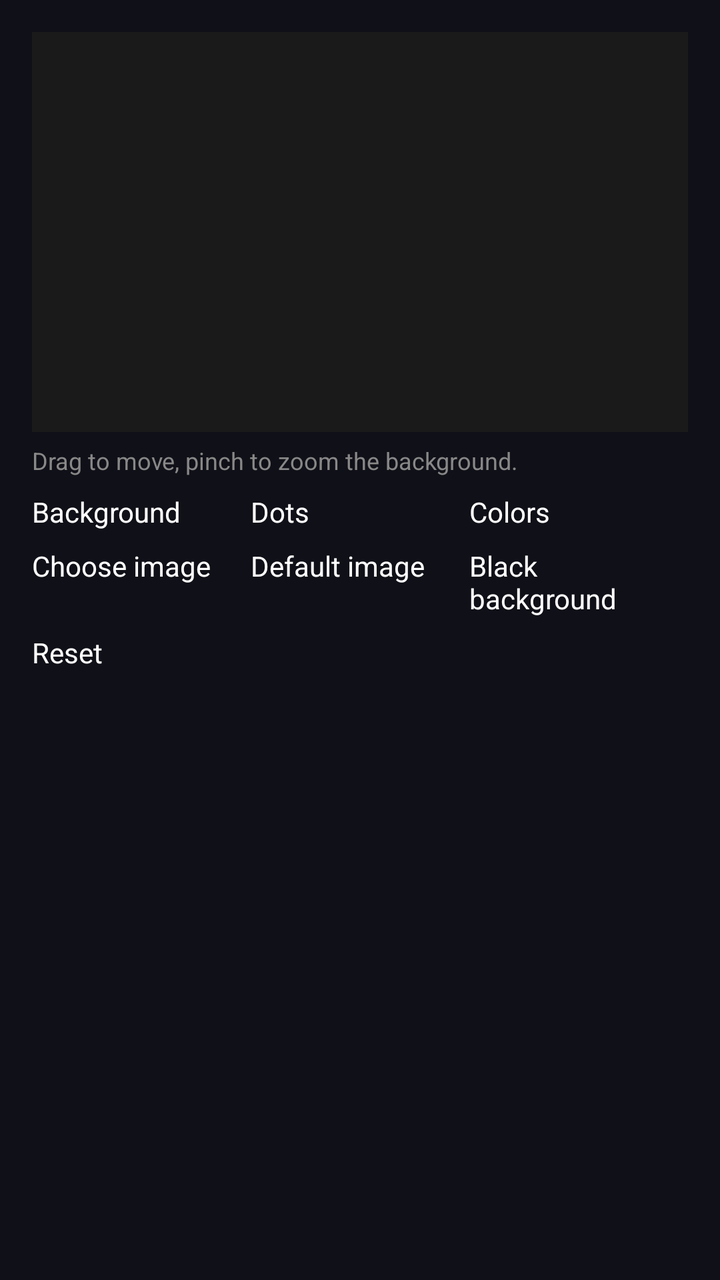
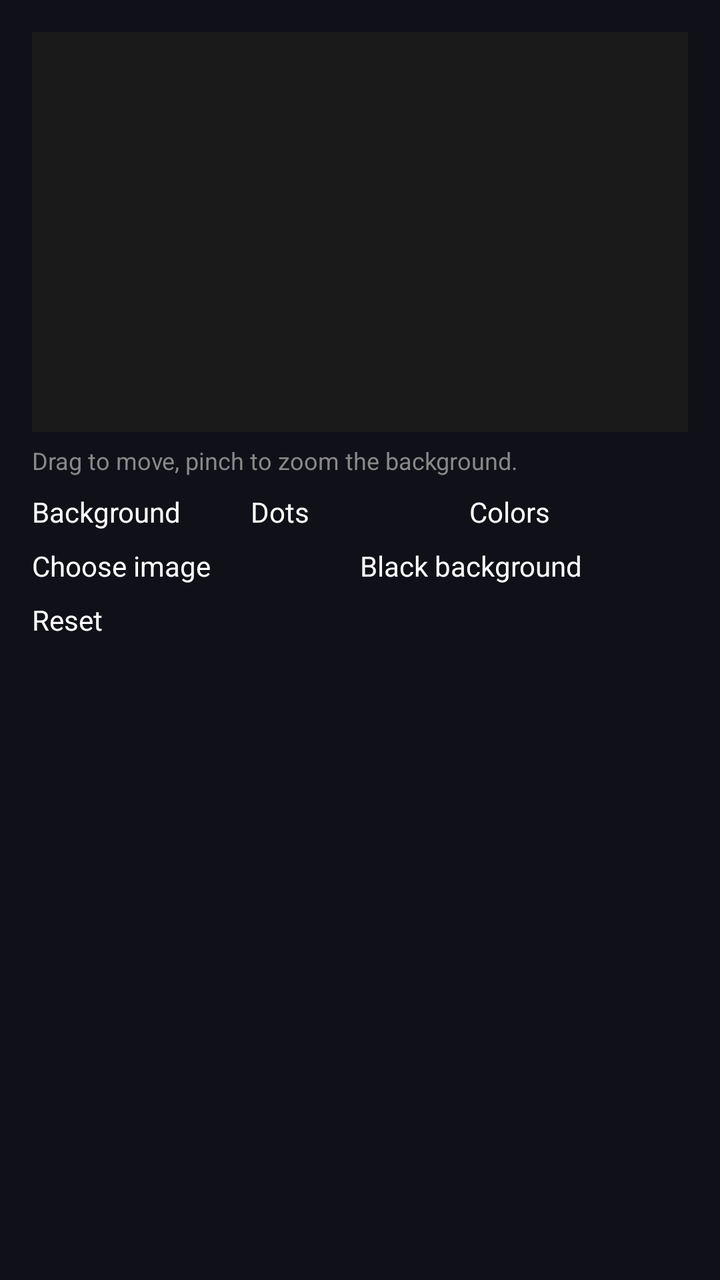

Compare the two renders of this Android layout. The source of the first and the diff that turns it into the second are given below.
<!-- AndroidManifest.xml: application theme AppTheme -->
<!-- res/layout/activity_appearance.xml -->
<?xml version="1.0" encoding="utf-8"?>
<LinearLayout xmlns:android="http://schemas.android.com/apk/res/android"
    android:layout_width="match_parent"
    android:layout_height="match_parent"
    android:orientation="vertical"
    android:padding="16dp">

    <FrameLayout
        android:id="@+id/preview_container"
        android:layout_width="match_parent"
        android:layout_height="200dp"
        android:background="#1A1A1A" />

    <TextView
        android:id="@+id/tvHint"
        android:layout_width="match_parent"
        android:layout_height="wrap_content"
        android:layout_marginTop="6dp"
        android:text="@string/appearance_hint_background"
        android:textColor="#888888"
        android:textSize="12sp" />

    <LinearLayout
        android:layout_width="match_parent"
        android:layout_height="wrap_content"
        android:layout_marginTop="8dp"
        android:orientation="horizontal">

        <Button
            android:id="@+id/btnTabBackground"
            android:layout_width="0dp"
            android:layout_height="wrap_content"
            android:layout_weight="1"
            android:text="@string/appearance_tab_background" />

        <Button
            android:id="@+id/btnTabDots"
            android:layout_width="0dp"
            android:layout_height="wrap_content"
            android:layout_weight="1"
            android:text="@string/appearance_tab_dots" />

        <Button
            android:id="@+id/btnTabColors"
            android:layout_width="0dp"
            android:layout_height="wrap_content"
            android:layout_weight="1"
            android:text="@string/appearance_tab_colors" />
    </LinearLayout>

    <ScrollView
        android:layout_width="match_parent"
        android:layout_height="0dp"
        android:layout_marginTop="8dp"
        android:layout_weight="1"
        android:fillViewport="true">

        <FrameLayout
            android:id="@+id/tabs_content"
            android:layout_width="match_parent"
            android:layout_height="wrap_content"
            android:paddingBottom="72dp">

            <LinearLayout
                android:id="@+id/tab_background"
                android:layout_width="match_parent"
                android:layout_height="wrap_content"
                android:orientation="vertical">

                <LinearLayout
                    android:layout_width="match_parent"
                    android:layout_height="wrap_content"
                    android:orientation="horizontal">

                    <Button
                        android:id="@+id/btnChooseImage"
                        android:layout_width="0dp"
                        android:layout_height="wrap_content"
                        android:layout_weight="1"
                        android:text="@string/appearance_choose_image" />

                    <Button
                        android:id="@+id/btnDefaultImage"
                        android:layout_width="0dp"
                        android:layout_height="wrap_content"
                        android:layout_weight="1"
                        android:text="@string/appearance_default_image" />

                    <Button
                        android:id="@+id/btnRemoveImage"
                        android:layout_width="0dp"
                        android:layout_height="wrap_content"
                        android:layout_weight="1"
                        android:text="@string/appearance_black_background" />
                </LinearLayout>

                <LinearLayout
                    android:id="@+id/background_sliders"
                    android:layout_width="match_parent"
                    android:layout_height="wrap_content"
                    android:orientation="vertical" />

                <Button
                    android:id="@+id/btnResetBackground"
                    android:layout_width="wrap_content"
                    android:layout_height="wrap_content"
                    android:layout_marginTop="8dp"
                    android:text="@string/appearance_reset_section" />
            </LinearLayout>

            <LinearLayout
                android:id="@+id/tab_dots"
                android:layout_width="match_parent"
                android:layout_height="wrap_content"
                android:orientation="vertical"
                android:visibility="gone">

                <LinearLayout
                    android:id="@+id/dots_sliders"
                    android:layout_width="match_parent"
                    android:layout_height="wrap_content"
                    android:orientation="vertical" />

                <Button
                    android:id="@+id/btnResetDots"
                    android:layout_width="wrap_content"
                    android:layout_height="wrap_content"
                    android:layout_marginTop="8dp"
                    android:text="@string/appearance_reset_section" />
            </LinearLayout>

            <LinearLayout
                android:id="@+id/tab_colors"
                android:layout_width="match_parent"
                android:layout_height="wrap_content"
                android:orientation="vertical"
                android:visibility="gone">

                <TextView
                    android:layout_width="wrap_content"
                    android:layout_height="wrap_content"
                    android:text="@string/appearance_color_active"
                    android:textColor="@android:color/white"
                    android:textSize="16sp"
                    android:textStyle="bold" />

                <LinearLayout
                    android:id="@+id/active_color_sliders"
                    android:layout_width="match_parent"
                    android:layout_height="wrap_content"
                    android:orientation="vertical" />

                <TextView
                    android:layout_width="wrap_content"
                    android:layout_height="wrap_content"
                    android:layout_marginTop="16dp"
                    android:text="@string/appearance_color_inactive"
                    android:textColor="@android:color/white"
                    android:textSize="16sp"
                    android:textStyle="bold" />

                <LinearLayout
                    android:id="@+id/inactive_color_sliders"
                    android:layout_width="match_parent"
                    android:layout_height="wrap_content"
                    android:orientation="vertical" />

                <Button
                    android:id="@+id/btnResetAppearance"
                    android:layout_width="wrap_content"
                    android:layout_height="wrap_content"
                    android:layout_marginTop="20dp"
                    android:text="@string/appearance_reset" />
            </LinearLayout>
        </FrameLayout>
    </ScrollView>
</LinearLayout>
<!-- resources referenced by this layout -->
<resources>
  <string name="appearance_black_background">Black background</string>
  <string name="appearance_choose_image">Choose image</string>
  <string name="appearance_color_active">Active dot color</string>
  <string name="appearance_color_inactive">Inactive dot color</string>
  <string name="appearance_default_image">Default image</string>
  <string name="appearance_hint_background">Drag to move, pinch to zoom the background.</string>
  <string name="appearance_reset">Reset defaults</string>
  <string name="appearance_reset_section">Reset</string>
  <string name="appearance_tab_background">Background</string>
  <string name="appearance_tab_colors">Colors</string>
  <string name="appearance_tab_dots">Dots</string>
  <style name="AppTheme" parent="@android:style/Theme.Material.NoActionBar">
          <item name="android:windowBackground">#101018</item>
          <item name="android:colorAccent">#7C4DFF</item>
      </style>
</resources>

<!-- the commit's change to res/layout/activity_appearance.xml (unified diff, before → after) -->
@@ -78,13 +78,6 @@
                         android:layout_height="wrap_content"
                         android:layout_weight="1"
                         android:text="@string/appearance_choose_image" />
-
-                    <Button
-                        android:id="@+id/btnDefaultImage"
-                        android:layout_width="0dp"
-                        android:layout_height="wrap_content"
-                        android:layout_weight="1"
-                        android:text="@string/appearance_default_image" />
 
                     <Button
                         android:id="@+id/btnRemoveImage"
<!-- resource entries referenced after the edit -->
@@ -4,7 +4,6 @@
   <string name="appearance_choose_image">Choose image</string>
   <string name="appearance_color_active">Active dot color</string>
   <string name="appearance_color_inactive">Inactive dot color</string>
-  <string name="appearance_default_image">Default image</string>
   <string name="appearance_hint_background">Drag to move, pinch to zoom the background.</string>
   <string name="appearance_reset">Reset defaults</string>
   <string name="appearance_reset_section">Reset</string>
